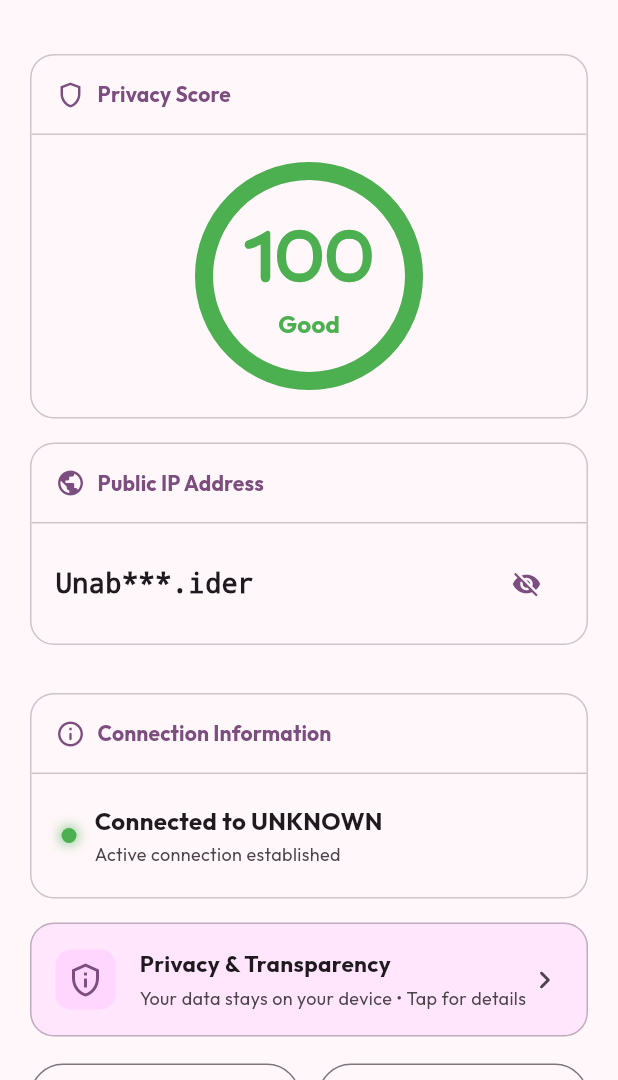
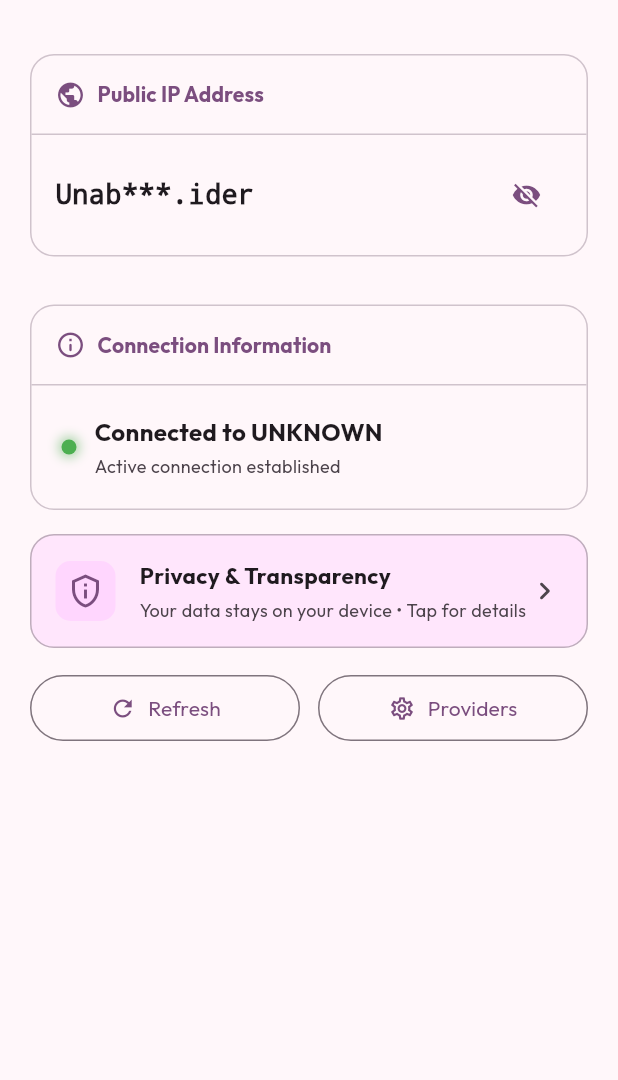
Before and after one commit to felle-dev/netrix-app, a Flutter app: the screen it shows after launch, on a phone screen of 412 x 824 dp, the part 156-1236 px from its top. Run offline on Flutter 3.47's test engine with Material 3 defaults, Android fonts, the phone set to English and light mode, and no system bars; drawn by our look-alikes of dynamic_color; our stand-ins replace shared_preferences; network calls fail.

Commit message:
update: delete privacy score

```diff
--- a/lib/tabs/network_checker_tab.dart
+++ b/lib/tabs/network_checker_tab.dart
@@ -613,8 +613,8 @@ class _NetworkCheckerTabState extends State<NetworkCheckerTab>
       child: ListView(
         padding: const EdgeInsets.all(20),
         children: [
-          _buildPrivacyScore(),
-          const SizedBox(height: 16),
+          // _buildPrivacyScore(),
+          // const SizedBox(height: 16),
           _buildPublicIPCard(),
           const SizedBox(height: 16),
           _buildIPDetailsCard(),
@@ -820,154 +820,154 @@ class _NetworkCheckerTabState extends State<NetworkCheckerTab>
     );
   }
 
-  Widget _buildPrivacyScore() {
-    final theme = Theme.of(context);
-    final assessment =
-        _networkInfo?['privacyAssessment'] as Map<String, dynamic>?;
-    final score = assessment?['privacyScore'] ?? 0;
-    // final usingVPN = assessment?['usingVPN'] ?? false;
-    // final usingTor = assessment?['usingTor'] ?? false;
-
-    Color scoreColor;
-    String scoreLabel;
-
-    if (score >= 80) {
-      scoreColor = Colors.green;
-      scoreLabel = 'Good';
-    } else if (score >= 50) {
-      scoreColor = Colors.orange;
-      scoreLabel = 'Fair';
-    } else {
-      scoreColor = Colors.red;
-      scoreLabel = 'Poor';
-    }
-
-    return Container(
-      clipBehavior: Clip.antiAlias,
-      decoration: BoxDecoration(
-        border: Border.all(color: theme.colorScheme.outlineVariant, width: 1),
-        borderRadius: BorderRadius.circular(16),
-        color: theme.colorScheme.surface,
-      ),
-      child: Column(
-        children: [
-          Padding(
-            padding: const EdgeInsets.all(16),
-            child: Row(
-              children: [
-                Icon(
-                  Icons.shield_outlined,
-                  color: theme.colorScheme.primary,
-                  size: 20,
-                ),
-                const SizedBox(width: 8),
-                Text(
-                  'Privacy Score',
-                  style: theme.textTheme.titleSmall?.copyWith(
-                    fontWeight: FontWeight.bold,
-                    color: theme.colorScheme.primary,
-                  ),
-                ),
-              ],
-            ),
-          ),
-          Divider(height: 1, color: theme.colorScheme.outlineVariant),
-          Padding(
-            padding: const EdgeInsets.all(24.0),
-            child: Column(
-              children: [
-                Stack(
-                  alignment: Alignment.center,
-                  children: [
-                    SizedBox(
-                      width: 140,
-                      height: 140,
-                      child: CircularProgressIndicator(
-                        value: score / 100,
-                        strokeWidth: 12,
-                        backgroundColor:
-                            theme.colorScheme.surfaceContainerHighest,
-                        valueColor: AlwaysStoppedAnimation<Color>(scoreColor),
-                        strokeCap: StrokeCap.round,
-                      ),
-                    ),
-                    Column(
-                      children: [
-                        Text(
-                          '$score',
-                          style: theme.textTheme.displayLarge?.copyWith(
-                            color: scoreColor,
-                            fontWeight: FontWeight.bold,
-                          ),
-                        ),
-                        Text(
-                          scoreLabel,
-                          style: theme.textTheme.titleMedium?.copyWith(
-                            color: scoreColor,
-                            fontWeight: FontWeight.w600,
-                          ),
-                        ),
-                      ],
-                    ),
-                  ],
-                ),
-                // const SizedBox(height: 24),
-                // Container(
-                //   padding: const EdgeInsets.symmetric(
-                //     horizontal: 16,
-                //     vertical: 12,
-                //   ),
-                //   decoration: BoxDecoration(
-                //     color: usingTor
-                //         ? Colors.purple.withOpacity(0.1)
-                //         : usingVPN
-                //         ? Colors.green.withOpacity(0.1)
-                //         : Colors.orange.withOpacity(0.1),
-                //     borderRadius: BorderRadius.circular(12),
-                //   ),
-                //   child: Row(
-                //     mainAxisAlignment: MainAxisAlignment.center,
-                //     children: [
-                //       Icon(
-                //         usingTor
-                //             ? Icons.vpn_lock_rounded
-                //             : usingVPN
-                //             ? Icons.shield_rounded
-                //             : Icons.shield_outlined,
-                //         color: usingTor
-                //             ? Colors.purple
-                //             : usingVPN
-                //             ? Colors.green
-                //             : Colors.orange,
-                //         size: 20,
-                //       ),
-                //       const SizedBox(width: 8),
-                //       Text(
-                //         usingTor
-                //             ? 'Tor Network Detected'
-                //             : usingVPN
-                //             ? 'VPN Detected'
-                //             : 'No VPN/Tor Detected',
-                //         style: TextStyle(
-                //           color: usingTor
-                //               ? Colors.purple
-                //               : usingVPN
-                //               ? Colors.green
-                //               : Colors.orange,
-                //           fontWeight: FontWeight.w600,
-                //           fontSize: 15,
-                //         ),
-                //       ),
-                //     ],
-                //   ),
-                // ),
-              ],
-            ),
-          ),
-        ],
-      ),
-    );
-  }
+  // Widget _buildPrivacyScore() {
+  //   final theme = Theme.of(context);
+  //   final assessment =
+  //       _networkInfo?['privacyAssessment'] as Map<String, dynamic>?;
+  //   final score = assessment?['privacyScore'] ?? 0;
+  //   // final usingVPN = assessment?['usingVPN'] ?? false;
+  //   // final usingTor = assessment?['usingTor'] ?? false;
+
+  //   Color scoreColor;
+  //   String scoreLabel;
+
+  //   if (score >= 80) {
+  //     scoreColor = Colors.green;
+  //     scoreLabel = 'Good';
+  //   } else if (score >= 50) {
+  //     scoreColor = Colors.orange;
+  //     scoreLabel = 'Fair';
+  //   } else {
+  //     scoreColor = Colors.red;
+  //     scoreLabel = 'Poor';
+  //   }
+
+  //   return Container(
+  //     clipBehavior: Clip.antiAlias,
+  //     decoration: BoxDecoration(
+  //       border: Border.all(color: theme.colorScheme.outlineVariant, width: 1),
+  //       borderRadius: BorderRadius.circular(16),
+  //       color: theme.colorScheme.surface,
+  //     ),
+  //     child: Column(
+  //       children: [
+  //         Padding(
+  //           padding: const EdgeInsets.all(16),
+  //           child: Row(
+  //             children: [
+  //               Icon(
+  //                 Icons.shield_outlined,
+  //                 color: theme.colorScheme.primary,
+  //                 size: 20,
+  //               ),
+  //               const SizedBox(width: 8),
+  //               Text(
+  //                 'Privacy Score',
+  //                 style: theme.textTheme.titleSmall?.copyWith(
+  //                   fontWeight: FontWeight.bold,
+  //                   color: theme.colorScheme.primary,
+  //                 ),
+  //               ),
+  //             ],
+  //           ),
+  //         ),
+  //         Divider(height: 1, color: theme.colorScheme.outlineVariant),
+  //         Padding(
+  //           padding: const EdgeInsets.all(24.0),
+  //           child: Column(
+  //             children: [
+  //               Stack(
+  //                 alignment: Alignment.center,
+  //                 children: [
+  //                   SizedBox(
+  //                     width: 140,
+  //                     height: 140,
+  //                     child: CircularProgressIndicator(
+  //                       value: score / 100,
+  //                       strokeWidth: 12,
+  //                       backgroundColor:
+  //                           theme.colorScheme.surfaceContainerHighest,
+  //                       valueColor: AlwaysStoppedAnimation<Color>(scoreColor),
+  //                       strokeCap: StrokeCap.round,
+  //                     ),
+  //                   ),
+  //                   Column(
+  //                     children: [
+  //                       Text(
+  //                         '$score',
+  //                         style: theme.textTheme.displayLarge?.copyWith(
+  //                           color: scoreColor,
+  //                           fontWeight: FontWeight.bold,
+  //                         ),
+  //                       ),
+  //                       Text(
+  //                         scoreLabel,
+  //                         style: theme.textTheme.titleMedium?.copyWith(
+  //                           color: scoreColor,
+  //                           fontWeight: FontWeight.w600,
+  //                         ),
+  //                       ),
+  //                     ],
+  //                   ),
+  //                 ],
+  //               ),
+  //               // const SizedBox(height: 24),
+  //               // Container(
+  //               //   padding: const EdgeInsets.symmetric(
+  //               //     horizontal: 16,
+  //               //     vertical: 12,
+  //               //   ),
+  //               //   decoration: BoxDecoration(
+  //               //     color: usingTor
+  //               //         ? Colors.purple.withOpacity(0.1)
+  //               //         : usingVPN
+  //               //         ? Colors.green.withOpacity(0.1)
+  //               //         : Colors.orange.withOpacity(0.1),
+  //               //     borderRadius: BorderRadius.circular(12),
+  //               //   ),
+  //               //   child: Row(
+  //               //     mainAxisAlignment: MainAxisAlignment.center,
+  //               //     children: [
+  //               //       Icon(
+  //               //         usingTor
+  //               //             ? Icons.vpn_lock_rounded
+  //               //             : usingVPN
+  //               //             ? Icons.shield_rounded
+  //               //             : Icons.shield_outlined,
+  //               //         color: usingTor
+  //               //             ? Colors.purple
+  //               //             : usingVPN
+  //               //             ? Colors.green
+  //               //             : Colors.orange,
+  //               //         size: 20,
+  //               //       ),
+  //               //       const SizedBox(width: 8),
+  //               //       Text(
+  //               //         usingTor
+  //               //             ? 'Tor Network Detected'
+  //               //             : usingVPN
+  //               //             ? 'VPN Detected'
+  //               //             : 'No VPN/Tor Detected',
+  //               //         style: TextStyle(
+  //               //           color: usingTor
+  //               //               ? Colors.purple
+  //               //               : usingVPN
+  //               //               ? Colors.green
+  //               //               : Colors.orange,
+  //               //           fontWeight: FontWeight.w600,
+  //               //           fontSize: 15,
+  //               //         ),
+  //               //       ),
+  //               //     ],
+  //               //   ),
+  //               // ),
+  //             ],
+  //           ),
+  //         ),
+  //       ],
+  //     ),
+  //   );
+  // }
 
   Widget _buildPublicIPCard() {
     final theme = Theme.of(context);
```
